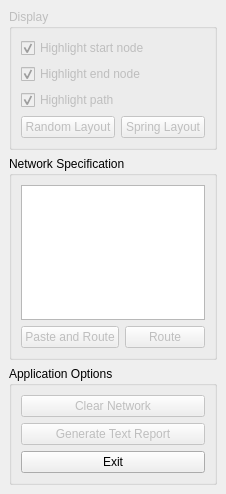
The window that Challenges/166bh/NetRoute/controlsdockwidget.ui (DuFace/DailyProgrammer) describes before a commit, drawn with Qt 5.
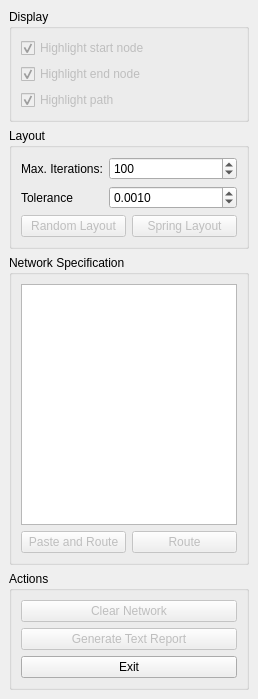
The same window after the commit.

Commit message:
Added controls for spring layout.
Also wired up the enable/disable of controls based on context and fixed some minor things for GCC.

The edit to the form file:
```diff
--- a/Challenges/166bh/NetRoute/controlsdockwidget.ui
+++ b/Challenges/166bh/NetRoute/controlsdockwidget.ui
@@ -6,8 +6,8 @@
    <rect>
     <x>0</x>
     <y>0</y>
-    <width>226</width>
-    <height>494</height>
+    <width>258</width>
+    <height>699</height>
    </rect>
   </property>
   <property name="features">
@@ -21,30 +21,19 @@
     <item>
      <widget class="QGroupBox" name="displayGroup">
       <property name="enabled">
-       <bool>false</bool>
+       <bool>true</bool>
       </property>
       <property name="title">
        <string>Display</string>
       </property>
       <layout class="QGridLayout" name="gridLayout_2">
-       <item row="3" column="0">
-        <widget class="QPushButton" name="randomLayoutButton">
-         <property name="text">
-          <string>Random Layout</string>
+       <item row="0" column="0" colspan="2">
+        <widget class="QCheckBox" name="highlightStartCheck">
+         <property name="enabled">
+          <bool>false</bool>
          </property>
-        </widget>
-       </item>
-       <item row="3" column="1">
-        <widget class="QPushButton" name="springLayoutButton">
          <property name="text">
-          <string>Spring Layout</string>
-         </property>
-        </widget>
-       </item>
-       <item row="2" column="0" colspan="2">
-        <widget class="QCheckBox" name="highlightPathCheck">
-         <property name="text">
-          <string>Highlight path</string>
+          <string>Highlight start node</string>
          </property>
          <property name="checked">
           <bool>true</bool>
@@ -53,6 +42,9 @@
        </item>
        <item row="1" column="0" colspan="2">
         <widget class="QCheckBox" name="highlightEndCheck">
+         <property name="enabled">
+          <bool>false</bool>
+         </property>
          <property name="text">
           <string>Highlight end node</string>
          </property>
@@ -61,10 +53,13 @@
          </property>
         </widget>
        </item>
-       <item row="0" column="0" colspan="2">
-        <widget class="QCheckBox" name="highlightStartCheck">
+       <item row="2" column="0" colspan="2">
+        <widget class="QCheckBox" name="highlightPathCheck">
+         <property name="enabled">
+          <bool>false</bool>
+         </property>
          <property name="text">
-          <string>Highlight start node</string>
+          <string>Highlight path</string>
          </property>
          <property name="checked">
           <bool>true</bool>
@@ -74,6 +69,89 @@
       </layout>
      </widget>
     </item>
+    <item>
+     <widget class="QGroupBox" name="layoutGroup">
+      <property name="enabled">
+       <bool>true</bool>
+      </property>
+      <property name="title">
+       <string>Layout</string>
+      </property>
+      <layout class="QVBoxLayout" name="verticalLayout_2">
+       <item>
+        <layout class="QFormLayout" name="formLayout">
+         <item row="0" column="0">
+          <widget class="QLabel" name="label">
+           <property name="text">
+            <string>Max. Iterations:</string>
+           </property>
+          </widget>
+         </item>
+         <item row="0" column="1">
+          <widget class="QSpinBox" name="maxIterationsSpinner">
+           <property name="prefix">
+            <string/>
+           </property>
+           <property name="maximum">
+            <number>5000</number>
+           </property>
+           <property name="value">
+            <number>100</number>
+           </property>
+          </widget>
+         </item>
+         <item row="1" column="1">
+          <widget class="QDoubleSpinBox" name="layoutToleranceSpinner">
+           <property name="decimals">
+            <number>4</number>
+           </property>
+           <property name="maximum">
+            <double>1.000000000000000</double>
+           </property>
+           <property name="singleStep">
+            <double>0.000100000000000</double>
+           </property>
+           <property name="value">
+            <double>0.001000000000000</double>
+           </property>
+          </widget>
+         </item>
+         <item row="1" column="0">
+          <widget class="QLabel" name="label_2">
+           <property name="text">
+            <string>Tolerance</string>
+           </property>
+          </widget>
+         </item>
+        </layout>
+       </item>
+       <item>
+        <layout class="QHBoxLayout" name="horizontalLayout">
+         <item>
+          <widget class="QPushButton" name="randomLayoutButton">
+           <property name="enabled">
+            <bool>false</bool>
+           </property>
+           <property name="text">
+            <string>Random Layout</string>
+           </property>
+          </widget>
+         </item>
+         <item>
+          <widget class="QPushButton" name="springLayoutButton">
+           <property name="enabled">
+            <bool>false</bool>
+           </property>
+           <property name="text">
+            <string>Spring Layout</string>
+           </property>
+          </widget>
+         </item>
+        </layout>
+       </item>
+      </layout>
+     </widget>
+    </item>
     <item>
      <widget class="QGroupBox" name="groupBox_2">
       <property name="title">
@@ -81,7 +159,11 @@
       </property>
       <layout class="QGridLayout" name="gridLayout_3">
        <item row="0" column="0" colspan="2">
-        <widget class="QPlainTextEdit" name="problemSpecEdit"/>
+        <widget class="QPlainTextEdit" name="problemSpecEdit">
+         <property name="lineWrapMode">
+          <enum>QPlainTextEdit::NoWrap</enum>
+         </property>
+        </widget>
        </item>
        <item row="1" column="0">
         <widget class="QPushButton" name="pasteAndRouteButton">
@@ -121,7 +203,7 @@
        </size>
       </property>
       <property name="title">
-       <string>Application Options</string>
+       <string>Actions</string>
       </property>
       <layout class="QGridLayout" name="gridLayout">
        <item row="2" column="0">
```
Left out of the diff: 1 changed line with no effect on the pictures. The commit also changes 6 other files.
